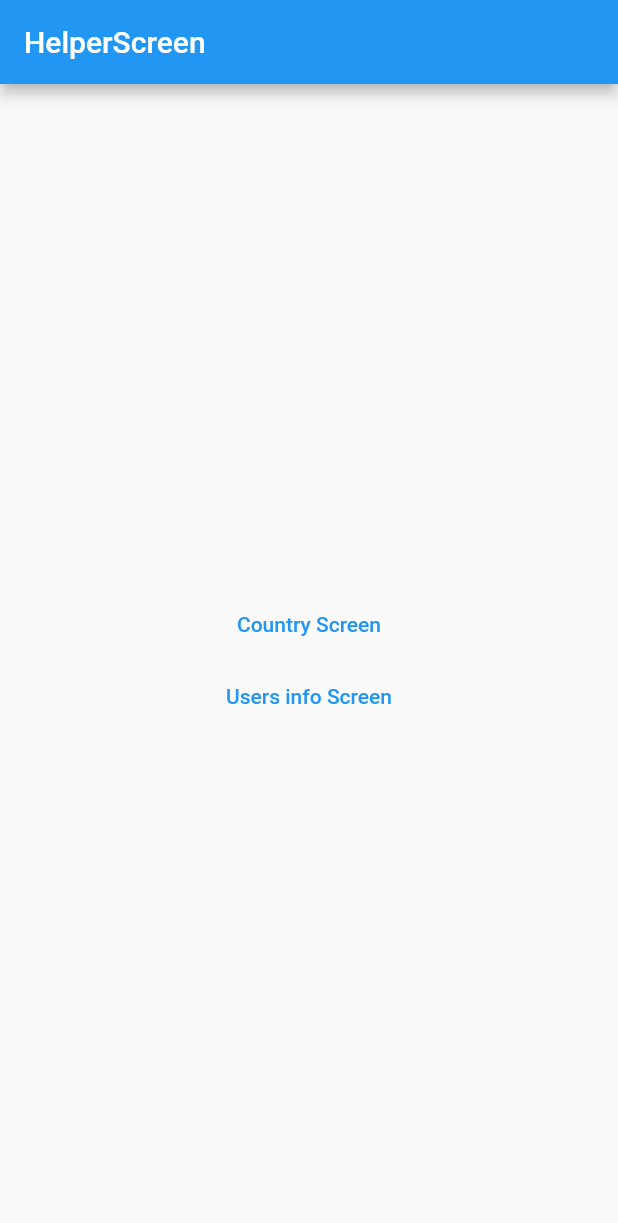
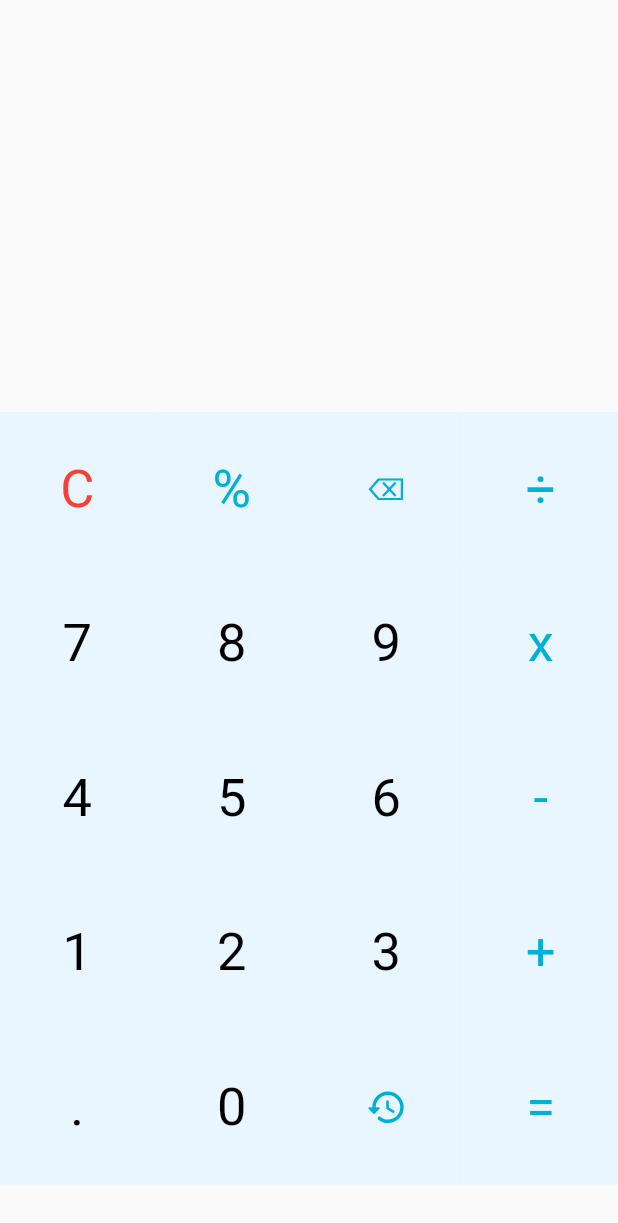
Before and after one commit to Shamsiddin88/home_tasks, a Flutter app: the screen it shows after launch, on a phone screen of 412 x 824 dp. Shown: the top 1223 px of the screen. Run offline on Flutter 3.47's test engine with Material 3 defaults, Android fonts, the phone set to English and light mode, and no system bars; our stand-ins replace flutter_svg, math_expressions, shared_preferences.

Commit message:
calculate

```diff
--- a/lib/data/local/storage_repository.dart
+++ b/lib/data/local/storage_repository.dart
@@ -1,6 +1,5 @@
 import 'package:flutter/cupertino.dart';
 import 'package:shared_preferences/shared_preferences.dart';
-
 class StorageRepository {
   static final StorageRepository instance = StorageRepository._();
   static SharedPreferences? _preference;
@@ -9,7 +8,7 @@ class StorageRepository {
 
   factory StorageRepository() => instance;
 
-  Future<void> init() async {
+  static Future<void> init() async {
     _preference = await SharedPreferences.getInstance();
   }
 
@@ -64,7 +63,6 @@ class StorageRepository {
     return false;
   }
 
-
   static Future<void> setDouble({
     required String key,
     required double value,
@@ -98,4 +96,6 @@ class StorageRepository {
     }
     return [];
   }
+
+
 }
--- /dev/null
+++ b/lib/screens/calculate_screen.dart
@@ -0,0 +1,143 @@
+import 'package:flutter/material.dart';
+import 'package:flutter/services.dart';
+import 'package:home_tasks/utils/images/app_images.dart';
+import 'package:provider/provider.dart';
+import 'package:home_tasks/view_models/calculate_view_model.dart';
+import 'package:home_tasks/screens/widget/my_button.dart';
+import 'package:home_tasks/utils/colors/app_colors.dart';
+
+class CalculateScreen extends StatelessWidget {
+  final List<String> buttons = [
+    'C', '%', 'DEL', '÷',
+    '7', '8', '9', 'x',
+    '4', '5', '6', '-',
+    '1', '2', '3', '+',
+    '.', '0', '', '=',
+  ];
+
+  bool isSave=false;
+  @override
+  Widget build(BuildContext context) {
+    return AnnotatedRegion(
+
+      value: SystemUiOverlayStyle(statusBarColor: Colors.transparent, statusBarIconBrightness: Brightness.dark),
+      child: Scaffold(
+        body: Column(
+          children: <Widget>[
+            Expanded(
+              flex: 35,
+              child:
+              Container(
+                child: Column(
+                  mainAxisAlignment: MainAxisAlignment.end,
+                  children: <Widget>[
+                    Consumer<CalculateViewModel>(
+                      builder: (context, model, child) => Container(
+                        padding: EdgeInsets.all(15),
+                        alignment: Alignment.centerRight,
+                        child: Text(
+                          model.answer,
+                          style: TextStyle(
+                              fontSize: 45,
+                              color: Colors.black,
+                              fontWeight: FontWeight.bold),
+                        ),
+                      ),
+                    ),
+                    Consumer<CalculateViewModel>(
+                      builder: (context, model, child) => Container(
+                        padding: EdgeInsets.all(20),
+                        alignment: Alignment.centerRight,
+                        child: Text(
+                          model.userInput,
+                          style: TextStyle(fontSize: 35, color: Colors.black),
+                        ),
+                      ),
+                    ),
+                  ],
+                ),
+              ),
+            ),
+            Expanded(
+              flex: 70,
+              child: Container(
+                decoration: BoxDecoration(borderRadius: BorderRadius.circular(60),),
+                child: GridView.builder(
+                  itemCount: buttons.length,
+                  gridDelegate: SliverGridDelegateWithFixedCrossAxisCount(
+                    childAspectRatio: 1.0,
+                    crossAxisCount: 4,
+                  ),
+                  itemBuilder: (BuildContext context, int index) {
+                    if (index == 0) {
+                      return MyButton(
+                        onTap: () {
+                          context.read<CalculateViewModel>().clear();
+                        },
+                        buttonText: buttons[index],
+                        textColor: Colors.red,
+                      );
+                    } else if (index == 1) {
+                      return MyButton(
+                        buttonText: buttons[index],
+                        textColor: AppColors.c_00B0D7,
+                        onTap: () {
+                          context.read<CalculateViewModel>().addInput(buttons[index]);
+                        },
+                      );
+                    } else if (index == 2) {
+                      return MyButton(
+                        onTap: () {
+                          context.read<CalculateViewModel>().deleteLast();
+                        },
+                        buttonText: buttons[index],
+                        textColor: AppColors.c_00B0D7,
+                        iconImage: AppImages.back,
+                      );
+                    } else if (index == 18) {
+                      return MyButton(
+                        onTap: () {
+                          isSave?context.read<CalculateViewModel>().getSave():context.read<CalculateViewModel>().save();
+                          isSave=!isSave;
+
+                                                    },
+                        buttonText: buttons[index],
+                        textColor: AppColors.c_00B0D7,
+                        iconImage: AppImages.history,
+                      );
+                    }else if (index == 19) {
+                      return MyButton(
+                        onTap: () {
+                          context.read<CalculateViewModel>().equalPressed();
+                        },
+                        buttonText: buttons[index],
+                        textColor: AppColors.c_00B0D7,
+                      );
+                    } else {
+                      return MyButton(
+                        onTap: () {
+                          context.read<CalculateViewModel>().addInput(buttons[index]);
+                        },
+                        buttonText: buttons[index],
+                        textColor: isOperator(buttons[index])
+                            ? AppColors.c_00B0D7
+                            : Colors.black,
+                      );
+                    }
+                  },
+                ),
+              ),
+            ),
+          ],
+        ),
+      ),
+    );
+  }
+
+  bool isOperator(String x) {
+    if (x == '÷' || x == 'x' || x == '-' || x == '+' || x == '='||x == 'his') {
+      return true;
+    }
+    return false;
+  }
+}
--- a/lib/screens/helper_screen.dart
+++ /dev/null
@@ -1,27 +0,0 @@
-import 'package:flutter/material.dart';
-import 'package:home_tasks/screens/country/country_screen.dart';
-import 'package:home_tasks/screens/users/users_info.dart';
-
-class HelperScreen extends StatefulWidget {
-  const HelperScreen({super.key});
-
-  @override
-  State<HelperScreen> createState() => _HelperScreenState();
-}
-
-class _HelperScreenState extends State<HelperScreen> {
-  @override
-  Widget build(BuildContext context) {
-    return Scaffold(
-      appBar: AppBar(title: const Text("HelperScreen"),),
-      body: Center(
-        child: Column(
-          mainAxisAlignment: MainAxisAlignment.center
-        ,children: [
-          TextButton(onPressed: (){Navigator.push(context, MaterialPageRoute(builder: (context)=>const CountriesScreen()));}, child: const Text("Country Screen")),
-          TextButton(onPressed: (){Navigator.push(context, MaterialPageRoute(builder: (context)=>const UsersInfoScreen()));}, child: const Text("Users info Screen"))
-        ],),
-      ),
-    );
-  }
-}
--- /dev/null
+++ b/lib/screens/widget/my_button.dart
@@ -0,0 +1,36 @@
+import 'package:flutter/material.dart';
+import 'package:flutter_svg/svg.dart';
+import '../../utils/colors/app_colors.dart';
+
+class MyButton extends StatelessWidget {
+
+  final Color textColor;
+  final String buttonText;
+  final VoidCallback onTap;
+  final String? iconImage;
+  const MyButton({required this.textColor,required this.buttonText,required this.onTap, this.iconImage});
+
+  @override
+  Widget build(BuildContext context) {
+    return Ink(
+      color: AppColors.c_E9F6FF,
+      child: InkWell(
+
+        onTap: onTap,
+        child: Container(
+
+          child: Center(
+            child:iconImage!=null? SvgPicture.asset(iconImage!, height: 24,width: 24,): Text(
+              buttonText,
+              style: TextStyle(
+                color: textColor,
+                fontSize: 35,
+                fontWeight: FontWeight.w400,
+              ),
+            ),
+          ),
+        ),
+      ),
+    );
+  }
+}
--- a/lib/utils/colors/app_colors.dart
+++ b/lib/utils/colors/app_colors.dart
@@ -8,6 +8,8 @@ class AppColors{
   static const Color c_415A93 = Color (0xFF415A93);
   static const Color c_FBDF00 = Color (0xFFFBDF00);
   static const Color c_555555 = Color (0xFF555555);
+  static const Color c_E9F6FF = Color (0xFFE9F6FF);
+  static const Color c_00B0D7 = Color (0xFF00B0D7);
 
 
 
--- a/lib/utils/images/app_images.dart
+++ b/lib/utils/images/app_images.dart
@@ -9,7 +9,8 @@ class AppImages {
 
   //.svg
 
-  static const String facebook="assets/icons/facebook.svg";
+  static const String back="assets/icons/back.svg";
+  static const String history="assets/icons/history.svg";
   static const String google="assets/icons/google.svg";
   static const String latech="assets/icons/latech.svg";
   static const String market="assets/icons/market.svg";
--- a/pubspec.yaml
+++ b/pubspec.yaml
@@ -38,6 +38,7 @@ dependencies:
   url_launcher: ^6.2.4
   http: ^1.2.0
   shared_preferences: ^2.2.2
+  math_expressions: ^2.0.0
 
 dev_dependencies:
   flutter_test:
```
Also changed, not shown: lib/main.dart (+9 -14 lines), lib/screens/country/country_screen.dart (deleted, +0 -46 lines), lib/screens/users/users_info.dart (deleted, +0 -67 lines), lib/view_models/calculate_view_model.dart (added, +79 -0 lines), lib/view_models/countries_view_model.dart (deleted, +0 -30 lines), lib/view_models/users_view_model.dart (deleted, +0 -31 lines), assets/icons/back.svg (added), assets/icons/history.svg (added), pubspec.lock.
